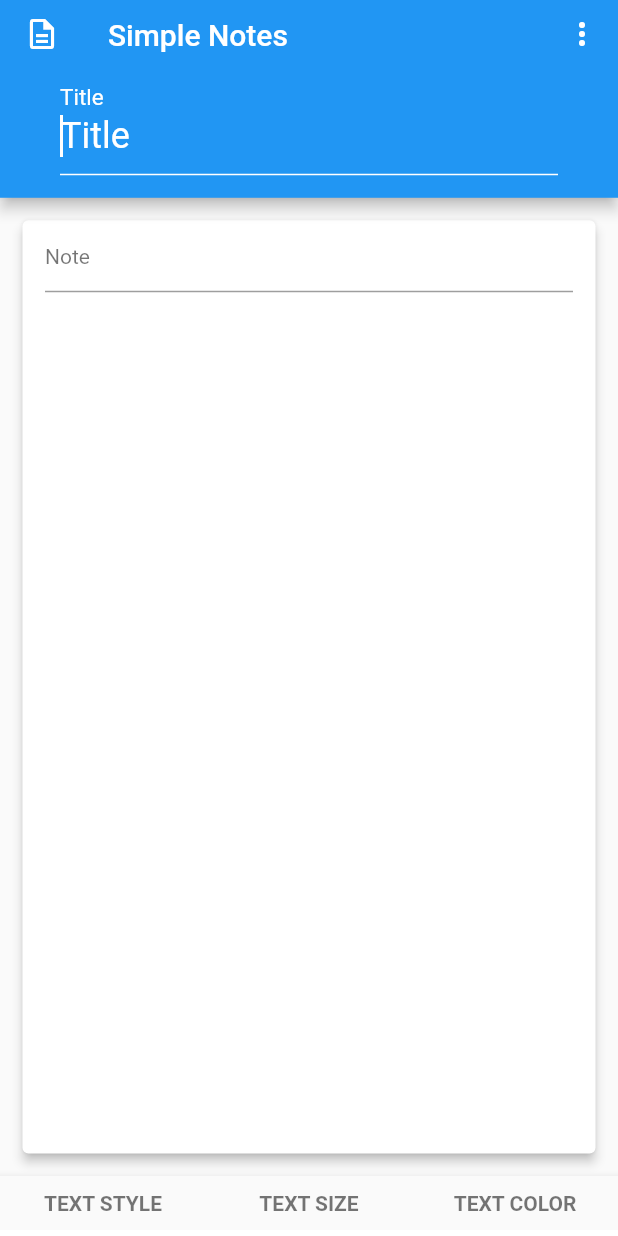
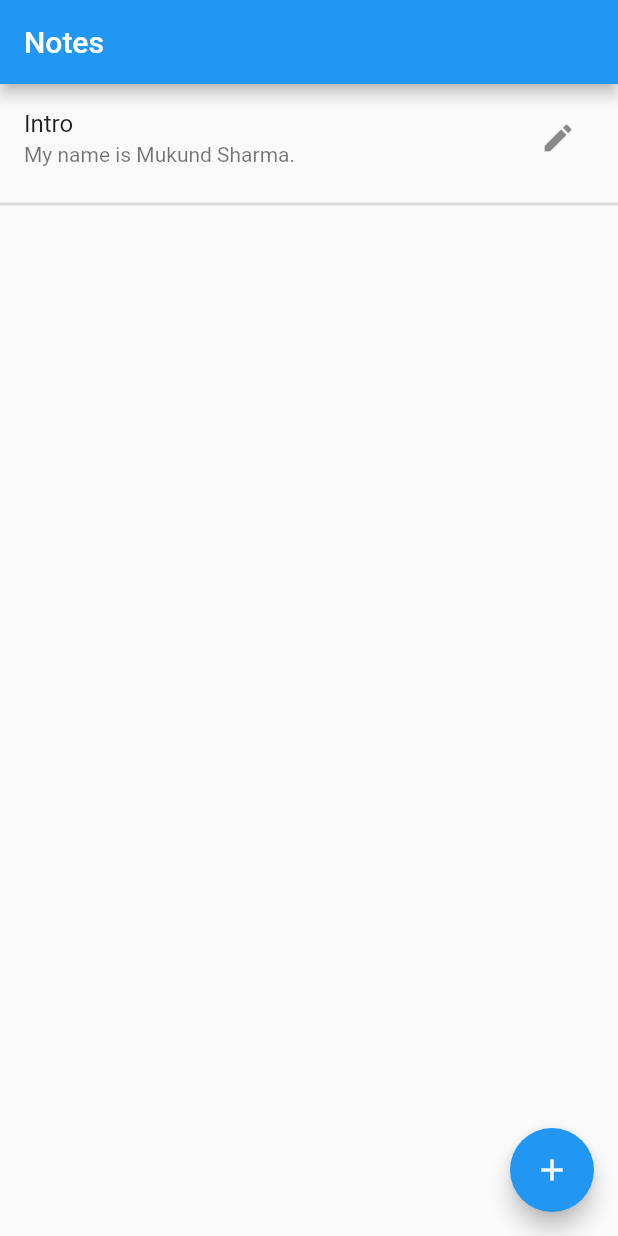
Before and after one commit to Mukund1507/notes, a Flutter app: the screen it shows after launch, on a phone screen of 412 x 824 dp. Run offline on Flutter 3.47's test engine with Material 2 defaults, Android fonts, the phone set to English and light mode, and no system bars.

Commit message:
home page

```diff
--- a/lib/main.dart
+++ b/lib/main.dart
@@ -1,4 +1,5 @@
 import 'package:flutter/material.dart';
+import 'package:notes/screens/home_page.dart';
 
 import 'screens/notes_page.dart';
 
@@ -16,7 +17,10 @@ class MyApp extends StatelessWidget {
       theme: ThemeData(
         primarySwatch: Colors.blue,
       ),
-      home: const NotePage(),
+      home: const HomePage(),
+      routes: {
+        NotePage.routeName: (ctx) => const NotePage(),
+      },
     );
   }
 }
--- /dev/null
+++ b/lib/models/note.dart
@@ -0,0 +1,12 @@
+class Note {
+  final String id;
+  String title;
+  final String body;
+  Note({required this.id, this.title = '', required this.body});
+}
+
+class Notes {
+  List<Note> notesList = [
+    Note(id: 'Id1', body: 'My name is Mukund Sharma.', title: 'Intro'),
+  ];
+}
--- /dev/null
+++ b/lib/screens/home_page.dart
@@ -0,0 +1,47 @@
+import 'package:flutter/material.dart';
+
+import '/models/note.dart';
+import 'notes_page.dart';
+
+class HomePage extends StatelessWidget {
+  const HomePage({super.key});
+
+  @override
+  Widget build(BuildContext context) {
+    final allNotes = Notes().notesList;
+    return Scaffold(
+      appBar: AppBar(
+        title: const Text('Notes'),
+      ),
+      body: ListView.builder(
+          itemCount: allNotes.length,
+          itemBuilder: (ctx, index) {
+            return Column(
+              children: [
+                ListTile(
+                  title: Text(allNotes[index].title),
+                  subtitle: Text(allNotes[index].body),
+                  trailing: IconButton(
+                    onPressed: () {
+                      Navigator.pushNamed(
+                        context,
+                        NotePage.routeName,
+                        arguments: allNotes[index],
+                      );
+                    },
+                    icon: const Icon(Icons.edit),
+                  ),
+                ),
+                const Divider(thickness: 2),
+              ],
+            );
+          }),
+      floatingActionButton: FloatingActionButton(
+        onPressed: () {
+          Navigator.pushNamed(context, NotePage.routeName);
+        },
+        child: const Icon(Icons.add),
+      ),
+    );
+  }
+}
```
Also changed, not shown: lib/screens/notes_page.dart (+25 -4 lines).
